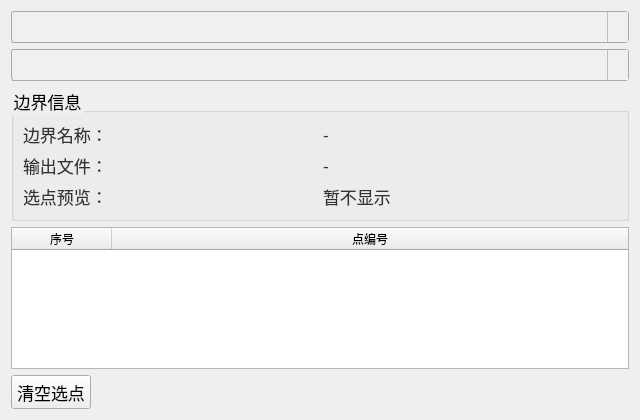
Qt form plugins/Base_Slover/SeepageBoundaryPage.ui (asd977/base_cae) before a commit.
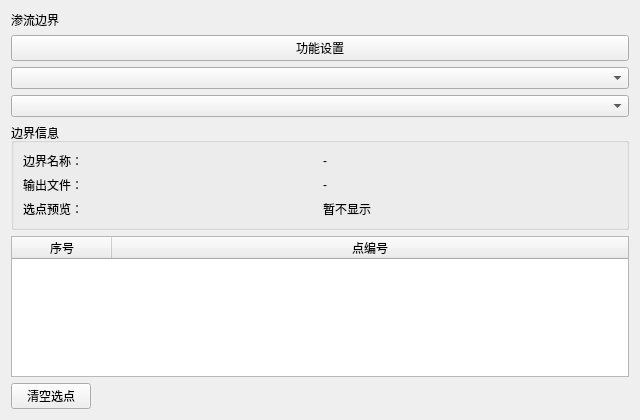
The same form after that commit. Icons and pictures are not drawn.

Commit message: fix(ui): place verticalSpacer at page root layout end

The edit to the form file:
```diff
--- a/plugins/Base_Slover/SeepageBoundaryPage.ui
+++ b/plugins/Base_Slover/SeepageBoundaryPage.ui
@@ -13,110 +13,26 @@
   <property name="windowTitle">
    <string>渗流边界</string>
   </property>
-  <property name="styleSheet">
-   <string notr="true">QWidget{
-font-family: &quot;Microsoft YaHei&quot;, &quot;微软雅黑&quot;;
-}
-QPushButton {
-    font-size: 17px;
-    min-height: 32px;
-}
-QPushButton#pushButton {
-    background-color: rgb(224, 233, 244);
-    border-width: 1px;
-    border-color: rgb(121, 121, 121);
-    border-style: solid;
-    min-height: 33px;
-    border-top: 1px solid rgb(169, 169, 169);
-    border-bottom: 1px solid rgb(169, 169, 169);
-    border-left: none;
-    border-right: none;
-    text-align: left;
-    padding-left: 15px;
-    font-size: 17px;
-}
-QLabel {
-    font-size: 17px;
-    color: rgb(51, 51, 51);
-}
-QLabel#pageNameLabel {
-    font-size: 20px;
-    padding-left: 9px;
-    color: rgb(53, 103, 147);
-}
-QLineEdit, QTextEdit, QPlainTextEdit, QSpinBox, QDoubleSpinBox, QDateTimeEdit {
-    border: 1px solid rgb(200, 200, 200);
-    border-radius: 2px;
-    font-size: 17px;
-    min-height: 30px;
-}
-QLineEdit:focus, QTextEdit:focus, QPlainTextEdit:focus,
-QSpinBox:focus, QDoubleSpinBox:focus, QDateTimeEdit:focus {
-    border-color: rgb(100, 100, 255);
-    outline: none;
-}
-QComboBox {
-    font-size: 17px;
-    color: rgb(51, 51, 51);
-    padding-left: 6px;
-    background: rgb(240, 240, 240);
-    border: 1px solid rgb(169, 169, 169);
-    border-radius: 3px;
-    min-height: 30px;
-}
-QComboBox::drop-down {
-    subcontrol-origin: padding;
-    subcontrol-position: top right;
-    width: 20px;
-    background: rgb(240, 240, 240);
-    border-left: 1px solid rgb(190, 190, 190);
-}
-QComboBox::down-arrow {
-    image: url(:/resources/arrow_down_drawn.svg);
-    width: 12px;
-    height: 12px;
-}
-QSpinBox::up-button, QDoubleSpinBox::up-button {
-    subcontrol-origin: border;
-    subcontrol-position: top right;
-    width: 18px;
-    border-left: 1px solid rgb(190, 190, 190);
-    border-bottom: 1px solid rgb(210, 210, 210);
-    background: rgb(240, 240, 240);
-}
-QSpinBox::down-button, QDoubleSpinBox::down-button {
-    subcontrol-origin: border;
-    subcontrol-position: bottom right;
-    width: 18px;
-    border-left: 1px solid rgb(190, 190, 190);
-    background: rgb(240, 240, 240);
-}
-QSpinBox::up-arrow, QDoubleSpinBox::up-arrow {
-    image: url(:/resources/arrow_up_drawn.svg);
-    width: 10px;
-    height: 10px;
-}
-QSpinBox::down-arrow, QDoubleSpinBox::down-arrow {
-    image: url(:/resources/arrow_down_drawn.svg);
-    width: 10px;
-    height: 10px;
-}
-QRadioButton, QCheckBox, QGroupBox {
-    font-size: 17px;
-}
-QTableWidget, QTreeWidget, QListWidget {
-    font-size: 16px;
-    gridline-color: rgb(210, 210, 210);
-}
-
-</string>
-  </property>
   <layout class="QVBoxLayout" name="verticalLayout">
+      <item>
+    <widget class="QLabel" name="pageNameLabel">
+     <property name="text">
+      <string>渗流边界</string>
+     </property>
+    </widget>
+   </item>
    <item>
-    <widget class="QComboBox" name="comboBoxDim"/>
+    <widget class="QPushButton" name="pushButton">
+     <property name="text">
+      <string>功能设置</string>
+     </property>
+    </widget>
    </item>
+<item>
+    <widget class="QComboBox" name="comboBoxDim" />
+   </item>
    <item>
-    <widget class="QComboBox" name="comboBoxGroup"/>
+    <widget class="QComboBox" name="comboBoxGroup" />
    </item>
    <item>
     <widget class="QGroupBox" name="groupBoxInfo">
@@ -154,7 +70,7 @@
         <property name="text"><string>暂不显示</string></property>
        </widget>
       </item>
-     </layout>
+        </layout>
     </widget>
    </item>
    <item>
@@ -184,7 +100,20 @@
      </item>
     </layout>
    </item>
-  </layout>
+  <item>
+    <spacer name="verticalSpacer">
+     <property name="orientation">
+      <enum>Qt::Vertical</enum>
+     </property>
+     <property name="sizeHint" stdset="0">
+      <size>
+       <width>20</width>
+       <height>40</height>
+      </size>
+     </property>
+    </spacer>
+   </item>
+</layout>
  </widget>
  <resources/>
  <connections/>
```
Left out of the diff: 6 changed lines with no effect on the pictures. The commit also changes 45 other files.
